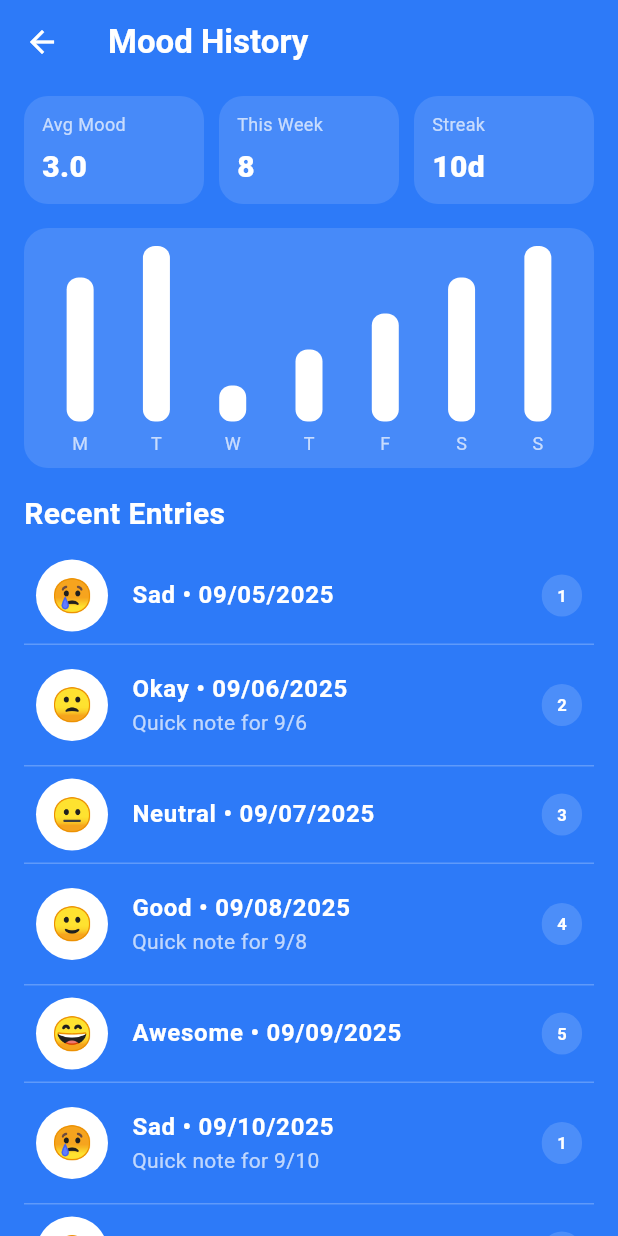
After one commit to lucaswilson1808/moodly, a Flutter app: the HomeScreen screen opened by its route, after a tap on "History", on a phone screen of 412 x 824 dp. The commit adds this screen. Run offline on Flutter 3.47's test engine with Material 3 defaults, Android fonts, the phone set to English and light mode, and no system bars.

Commit message:
Added the Analytics screen
Added in analytics screen and made it to where it can be a scroll view to make it easier for the user.

```diff
--- a/lib/screens/home_screen.dart
+++ b/lib/screens/home_screen.dart
@@ -1,6 +1,7 @@
 import 'package:flutter/material.dart';
 import '../services/notes_service.dart';
-import 'mood_chart.dart'; // <-- make sure this file exports class MoodChart
+import 'mood_chart.dart';
+import 'mood_history_screen.dart';
 
 class HomeScreen extends StatefulWidget {
   const HomeScreen({super.key});
@@ -148,7 +149,6 @@ class _HomeScreenState extends State<HomeScreen> {
                 ),
                 const SizedBox(height: 20),
 
-                // If this image path isn't set up in pubspec.yaml, comment it out to avoid errors.
                 ClipRRect(
                   borderRadius: BorderRadius.circular(16),
                   child: Image.asset(
@@ -174,12 +174,10 @@ class _HomeScreenState extends State<HomeScreen> {
                   child: Row(
                     mainAxisAlignment: MainAxisAlignment.spaceAround,
                     children: [
-                      // Mood Chart (make tappable)
+                      // Mood Chart
                       InkWell(
                         borderRadius: BorderRadius.circular(12),
                         onTap: () {
-                          // If your class is named MoodScreen or MoodChartScreen,
-                          // change MoodChart() below to match.
                           Navigator.push(
                             context,
                             MaterialPageRoute(
@@ -194,6 +192,29 @@ class _HomeScreenState extends State<HomeScreen> {
                                 color: Colors.white, size: 36),
                             SizedBox(height: 4),
                             Text('Mood Chart',
+                                style: TextStyle(color: Colors.white)),
+                          ],
+                        ),
+                      ),
+
+                      // ✅ Mood History button
+                      InkWell(
+                        borderRadius: BorderRadius.circular(12),
+                        onTap: () {
+                          Navigator.push(
+                            context,
+                            MaterialPageRoute(
+                              builder: (_) => const MoodHistoryScreen(),
+                            ),
+                          );
+                        },
+                        child: const Column(
+                          mainAxisSize: MainAxisSize.min,
+                          children: [
+                            Icon(Icons.bar_chart,
+                                color: Colors.white, size: 36),
+                            SizedBox(height: 4),
+                            Text('History',
                                 style: TextStyle(color: Colors.white)),
                           ],
                         ),
--- /dev/null
+++ b/lib/screens/mood_history_screen.dart
@@ -0,0 +1,365 @@
+import 'package:flutter/material.dart';
+
+/// Simple data model for history items (you can move this to /models later)
+class MoodEntry {
+  final DateTime date;
+  final String emoji;       // e.g., '😄'
+  final String label;       // e.g., 'Awesome'
+  final String? note;       // optional
+  final int score;          // 1..5 used for simple analytics
+
+  MoodEntry({
+    required this.date,
+    required this.emoji,
+    required this.label,
+    this.note,
+    required this.score,
+  });
+}
+
+/// ---- MOCK DATA (replace with real data later) ----
+List<MoodEntry> sampleEntries() {
+  final now = DateTime.now();
+  // last 10 days
+  return List.generate(10, (i) {
+    final d = now.subtract(Duration(days: i));
+    final moods = [
+      ['😄','Awesome',5],
+      ['🙂','Good',4],
+      ['😐','Neutral',3],
+      ['🙁','Okay',2],
+      ['😢','Sad',1],
+    ];
+    final m = moods[i % moods.length];
+    return MoodEntry(
+      date: d,
+      emoji: m[0] as String,
+      label: m[1] as String,
+      score: m[2] as int,
+      note: i.isEven ? 'Quick note for ${d.month}/${d.day}' : null,
+    );
+  }).reversed.toList();
+}
+
+/// ---- HISTORY / ANALYTICS SCREEN ----
+/// Uses a single ListView so the entire screen scrolls
+class MoodHistoryScreen extends StatelessWidget {
+  final List<MoodEntry> entries;
+
+  const MoodHistoryScreen({
+    super.key,
+    this.entries = const [],
+  });
+
+  List<MoodEntry> _effectiveEntries() {
+    if (entries.isNotEmpty) return entries;
+    return sampleEntries(); // use sample until you pass real data
+  }
+
+  @override
+  Widget build(BuildContext context) {
+    final data = _effectiveEntries();
+
+    // Aggregate for last 7 days chart
+    final today = DateTime.now();
+    final last7 = List.generate(7, (i) {
+      final day = DateTime(today.year, today.month, today.day)
+          .subtract(Duration(days: 6 - i));
+      final sameDay = data.where((e) =>
+      e.date.year == day.year &&
+          e.date.month == day.month &&
+          e.date.day == day.day);
+      // average score (1..5), or 0 if no entry that day
+      final avg = sameDay.isEmpty
+          ? 0.0
+          : sameDay.map((e) => e.score).reduce((a, b) => a + b) /
+          sameDay.length;
+      return _DayPoint(day: day, average: avg);
+    });
+
+    final avgAll = data.isEmpty
+        ? 0.0
+        : data.map((e) => e.score).reduce((a, b) => a + b) / data.length;
+
+    final thisWeekCount = data
+        .where((e) => e.date.isAfter(
+      DateTime(today.year, today.month, today.day)
+          .subtract(const Duration(days: 7)),
+    ))
+        .length;
+
+    final streak = _streakDays(data);
+
+    // We'll build a single ListView with:
+    // 0: KPI Row
+    // 1: 7-day chart
+    // 2: "Recent Entries" header
+    // 3..: each entry row
+    final headerCount = 3;
+    final totalItems = headerCount + data.length;
+
+    return Scaffold(
+      backgroundColor: const Color(0xFF2D7AF8), // primary blue to match app
+      appBar: AppBar(
+        backgroundColor: Colors.transparent,
+        elevation: 0,
+        title: const Text('Mood History',
+            style: TextStyle(color: Colors.white, fontWeight: FontWeight.w700)),
+        iconTheme: const IconThemeData(color: Colors.white),
+      ),
+      body: SafeArea(
+        child: ListView.builder(
+          padding: const EdgeInsets.fromLTRB(16, 8, 16, 16),
+          itemCount: totalItems,
+          itemBuilder: (context, index) {
+            if (index == 0) {
+              // KPI Row
+              return Column(
+                children: [
+                  Row(
+                    children: [
+                      Expanded(
+                        child: _KpiCard(
+                          title: 'Avg Mood',
+                          value: avgAll == 0 ? '—' : avgAll.toStringAsFixed(1),
+                        ),
+                      ),
+                      const SizedBox(width: 10),
+                      Expanded(
+                        child: _KpiCard(
+                          title: 'This Week',
+                          value: thisWeekCount.toString(),
+                        ),
+                      ),
+                      const SizedBox(width: 10),
+                      Expanded(
+                        child: _KpiCard(
+                          title: 'Streak',
+                          value: '${streak}d',
+                        ),
+                      ),
+                    ],
+                  ),
+                  const SizedBox(height: 16),
+                ],
+              );
+            } else if (index == 1) {
+              // 7-day Bar Chart
+              return Column(
+                children: [
+                  _SevenDayChart(points: last7),
+                  const SizedBox(height: 16),
+                ],
+              );
+            } else if (index == 2) {
+              // List header
+              return const Padding(
+                padding: EdgeInsets.only(bottom: 8.0),
+                child: Align(
+                  alignment: Alignment.centerLeft,
+                  child: Text(
+                    'Recent Entries',
+                    style: TextStyle(
+                      color: Colors.white,
+                      fontSize: 20,
+                      fontWeight: FontWeight.w700,
+                    ),
+                  ),
+                ),
+              );
+            } else {
+              // Entries
+              final dataIndex = index - headerCount;
+              final e = data[dataIndex];
+              final dateStr =
+                  '${_mm(e.date.month)}/${_mm(e.date.day)}/${e.date.year}';
+
+              return Column(
+                children: [
+                  ListTile(
+                    contentPadding: const EdgeInsets.symmetric(
+                        horizontal: 8, vertical: 4),
+                    leading: CircleAvatar(
+                      radius: 24,
+                      backgroundColor: Colors.white,
+                      child:
+                      Text(e.emoji, style: const TextStyle(fontSize: 22)),
+                    ),
+                    title: Text(
+                      '${e.label} • $dateStr',
+                      style: const TextStyle(
+                          color: Colors.white, fontWeight: FontWeight.w600),
+                    ),
+                    subtitle: e.note == null
+                        ? null
+                        : Text(
+                      e.note!,
+                      maxLines: 2,
+                      overflow: TextOverflow.ellipsis,
+                      style: const TextStyle(color: Colors.white70),
+                    ),
+                    trailing: _ScorePill(score: e.score),
+                  ),
+                  const Divider(color: Colors.white24, height: 1),
+                ],
+              );
+            }
+          },
+        ),
+      ),
+    );
+  }
+
+  // compute simple consecutive-day streak (days with >=1 entry)
+  int _streakDays(List<MoodEntry> entries) {
+    if (entries.isEmpty) return 0;
+    // normalize to unique days
+    final days = entries
+        .map((e) => DateTime(e.date.year, e.date.month, e.date.day))
+        .toSet()
+        .toList()
+      ..sort();
+    int streak = 0;
+    DateTime? prev;
+    for (final d in days.reversed) {
+      if (prev == null) {
+        if (_isSameDay(d, DateTime.now()) || d.isBefore(DateTime.now())) {
+          streak = 1;
+          prev = d;
+        }
+      } else {
+        if (prev!.difference(d).inDays == 1) {
+          streak++;
+          prev = d;
+        } else {
+          break;
+        }
+      }
+    }
+    return streak;
+  }
+
+  bool _isSameDay(DateTime a, DateTime b) =>
+      a.year == b.year && a.month == b.month && a.day == b.day;
+
+  String _mm(int n) => n < 10 ? '0$n' : '$n';
+}
+
+/// ----- Small KPI card
+class _KpiCard extends StatelessWidget {
+  final String title;
+  final String value;
+  const _KpiCard({required this.title, required this.value});
+
+  @override
+  Widget build(BuildContext context) {
+    return Container(
+      height: 72,
+      decoration: BoxDecoration(
+        color: Colors.white.withOpacity(.12),
+        borderRadius: BorderRadius.circular(16),
+      ),
+      padding: const EdgeInsets.symmetric(horizontal: 12, vertical: 10),
+      child: Column(
+        crossAxisAlignment: CrossAxisAlignment.start,
+        children: [
+          Text(title,
+              style: const TextStyle(color: Colors.white70, fontSize: 12)),
+          const Spacer(),
+          Text(value,
+              style: const TextStyle(
+                color: Colors.white,
+                fontSize: 20,
+                fontWeight: FontWeight.w800,
+              )),
+        ],
+      ),
+    );
+  }
+}
+
+/// ----- seven-day bar chart (no external packages)
+class _SevenDayChart extends StatelessWidget {
+  final List<_DayPoint> points;
+  const _SevenDayChart({required this.points});
+
+  @override
+  Widget build(BuildContext context) {
+    final maxVal = 5.0; // our score scale is 1..5
+    return Container(
+      height: 160,
+      decoration: BoxDecoration(
+        color: Colors.white.withOpacity(.12),
+        borderRadius: BorderRadius.circular(16),
+      ),
+      padding: const EdgeInsets.fromLTRB(12, 12, 12, 8),
+      child: Row(
+        crossAxisAlignment: CrossAxisAlignment.end,
+        children: points.map((p) {
+          final hFactor = (p.average / maxVal).clamp(0.0, 1.0);
+          return Expanded(
+            child: Column(
+              mainAxisAlignment: MainAxisAlignment.end,
+              children: [
+                // bar
+                Flexible(
+                  child: Align(
+                    alignment: Alignment.bottomCenter,
+                    child: Container(
+                      width: 18,
+                      height: 120 * hFactor,
+                      decoration: BoxDecoration(
+                        color: Colors.white,
+                        borderRadius: BorderRadius.circular(8),
+                      ),
+                    ),
+                  ),
+                ),
+                const SizedBox(height: 6),
+                Text(
+                  _weekdayShort(p.day.weekday),
+                  style:
+                  const TextStyle(color: Colors.white70, fontSize: 12),
+                ),
+              ],
+            ),
+          );
+        }).toList(),
+      ),
+    );
+  }
+
+  String _weekdayShort(int w) {
+    const m = {1: 'M', 2: 'T', 3: 'W', 4: 'T', 5: 'F', 6: 'S', 7: 'S'};
+    return m[w]!;
+  }
+}
+
+class _DayPoint {
+  final DateTime day;
+  final double average;
+  _DayPoint({required this.day, required this.average});
+}
+
+/// Small pill to show score 1..5
+class _ScorePill extends StatelessWidget {
+  final int score;
+  const _ScorePill({required this.score});
+
+  @override
+  Widget build(BuildContext context) {
+    return Container(
+      padding:
+      const EdgeInsets.symmetric(horizontal: 10, vertical: 6),
+      decoration: BoxDecoration(
+        color: Colors.white.withOpacity(.15),
+        borderRadius: BorderRadius.circular(999),
+      ),
+      child: Text(
+        score.toString(),
+        style: const TextStyle(
+            color: Colors.white, fontWeight: FontWeight.w700),
+      ),
+    );
+  }
+}
```
